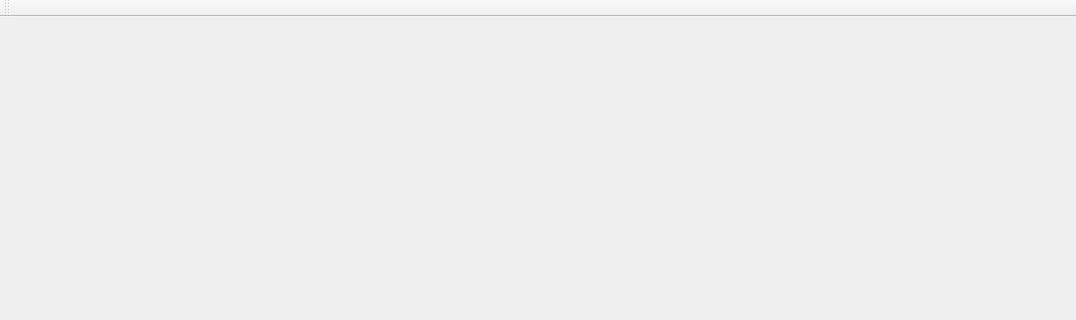
First picture: the form in EPAF/mainwindow.ui, repository EPAFprojet/Projet_V2, before the edit; both pictures show x 0 to 1076 and y 0 to 320 of the 1076 by 798 pixel window.
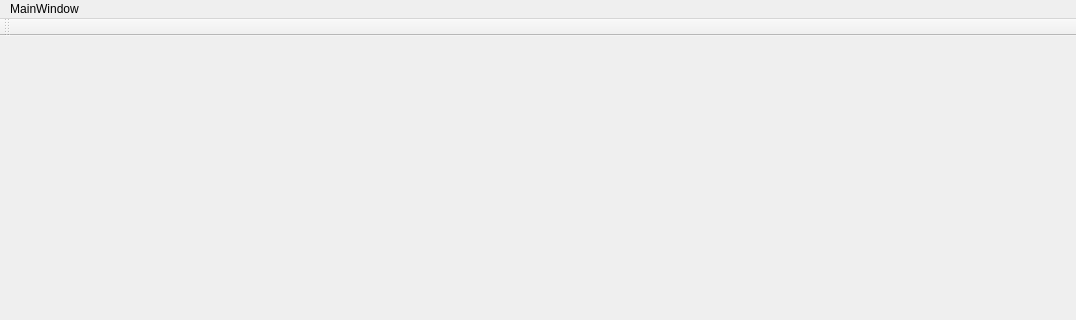
Second picture: the form after the edit.

```diff
--- a/EPAF/mainwindow.ui
+++ b/EPAF/mainwindow.ui
@@ -23,6 +23,12 @@
      <height>21</height>
     </rect>
    </property>
+   <widget class="QMenu" name="menuMainWindow">
+    <property name="title">
+     <string>MainWindow</string>
+    </property>
+   </widget>
+   <addaction name="menuMainWindow"/>
   </widget>
   <widget class="QToolBar" name="mainToolBar">
    <attribute name="toolBarArea">
```
